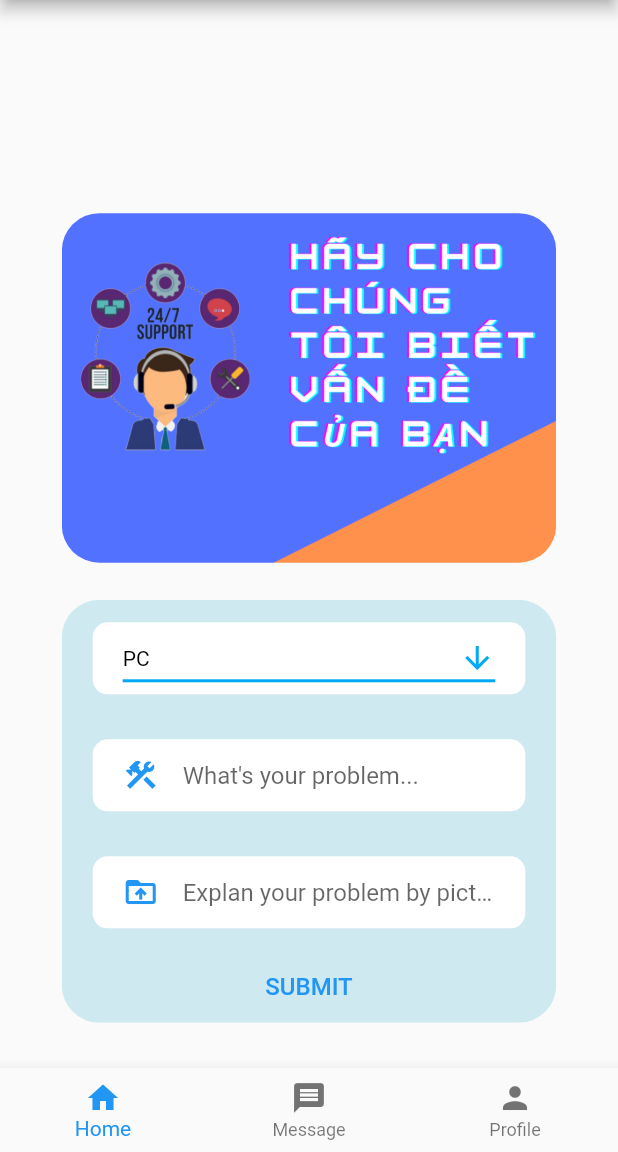
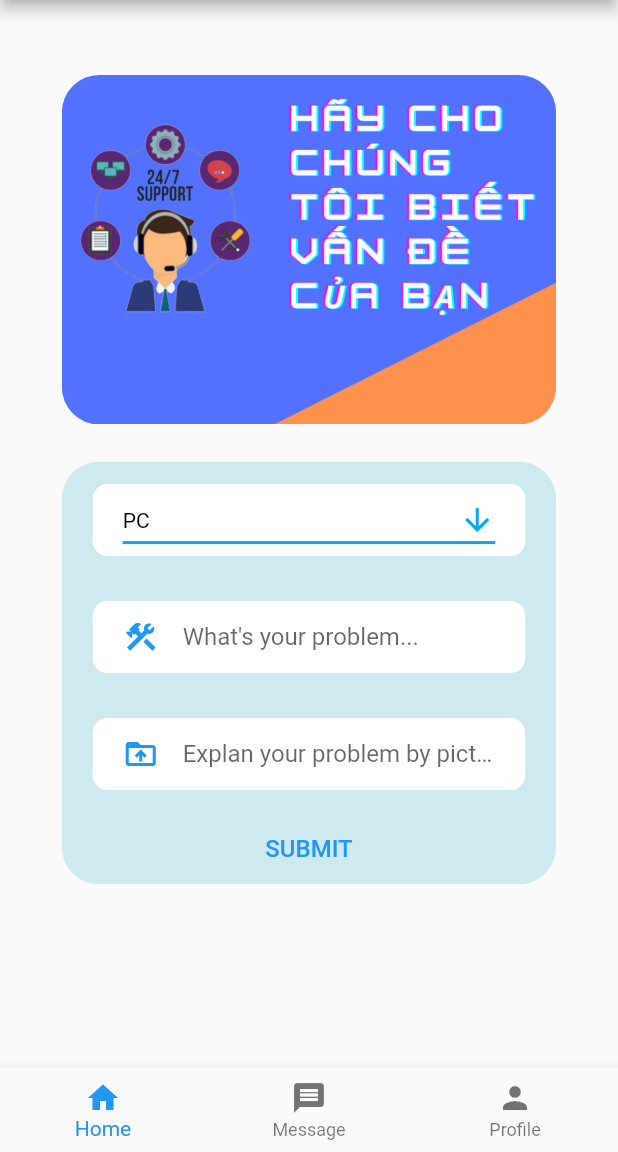
Before and after one commit to haodngn/it_support, a Flutter app: the HomeScreenCustomer screen opened directly, on a phone screen of 412 x 824 dp, the part 84-1236 px from its top. Run offline on Flutter 3.47's test engine with Material 2 defaults, Android fonts, the phone set to English and light mode, and no system bars; our stand-ins replace flutter_svg.

Commit message:
fix layout home screen

```diff
--- a/lib/screens/components/backgound.dart
+++ b/lib/screens/components/backgound.dart
@@ -10,12 +10,14 @@ class Background extends StatelessWidget {
   @override
   Widget build(BuildContext context) {
     Size size = MediaQuery.of(context).size;
-    return Container(
-        height: size.height,
-        width: double.infinity,
-        child: Stack(
-          alignment: Alignment.center,
-          children: <Widget>[child],
-        ));
+    return SingleChildScrollView(
+      child: Container(
+          width: double.infinity,
+          padding: EdgeInsets.fromLTRB(30, 50, 30, 0),
+          child: Stack(
+            alignment: Alignment.center,
+            children: <Widget>[child],
+          )),
+    );
   }
 }
--- a/lib/screens/components/body.dart
+++ b/lib/screens/components/body.dart
@@ -5,15 +5,14 @@ import 'package:it_support/screens/components/rounded_input_field.dart';
 import 'package:it_support/screens/it_support_list_screen.dart';
 
 class Body extends StatelessWidget {
-  final int value = 1;
-  const Body({Key? key, required int value}) : super(key: key);
+  const Body({Key? key}) : super(key: key);
 
   @override
   Widget build(BuildContext context) {
     Size size = MediaQuery.of(context).size;
     return Background(
         child: Column(
-      mainAxisAlignment: MainAxisAlignment.center,
+      mainAxisAlignment: MainAxisAlignment.start,
       children: <Widget>[
         ClipRRect(
           borderRadius: BorderRadius.circular(25),
--- a/lib/screens/home_screen.dart
+++ b/lib/screens/home_screen.dart
@@ -15,7 +15,7 @@ class HomeScreenCustomer extends StatelessWidget {
       ),
       body: SafeArea(
         child: SingleChildScrollView(
-          child: Body(value: value),
+          child: Body(),
         ),
       ),
       bottomNavigationBar: const BottomNavBar(),
```
